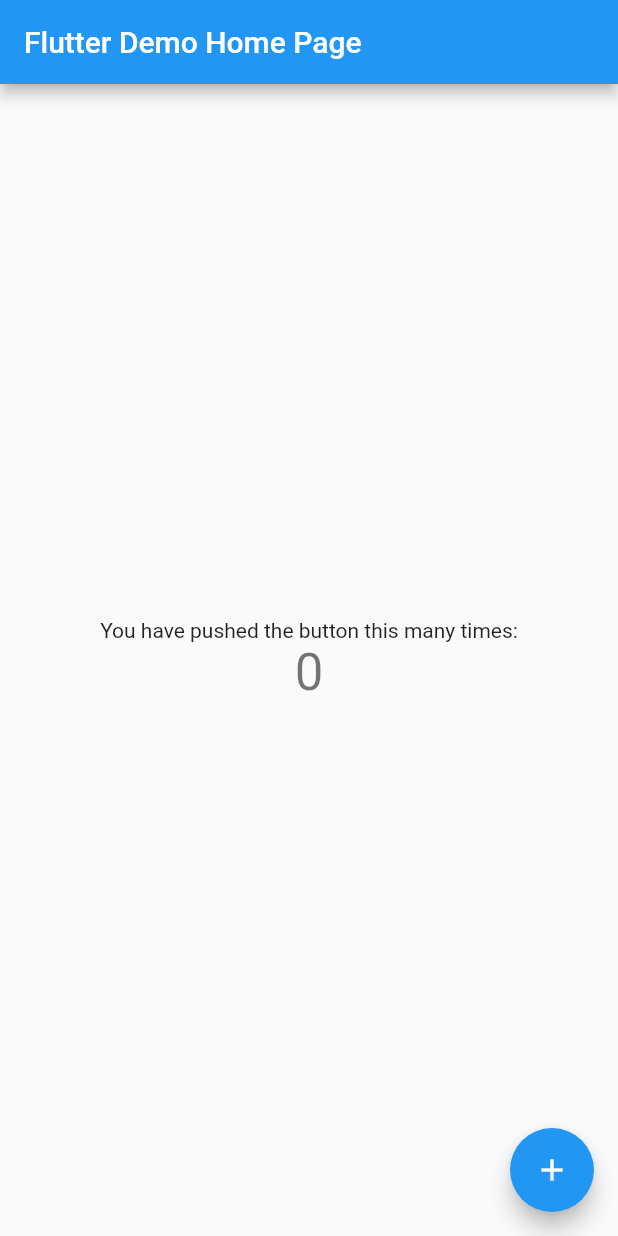
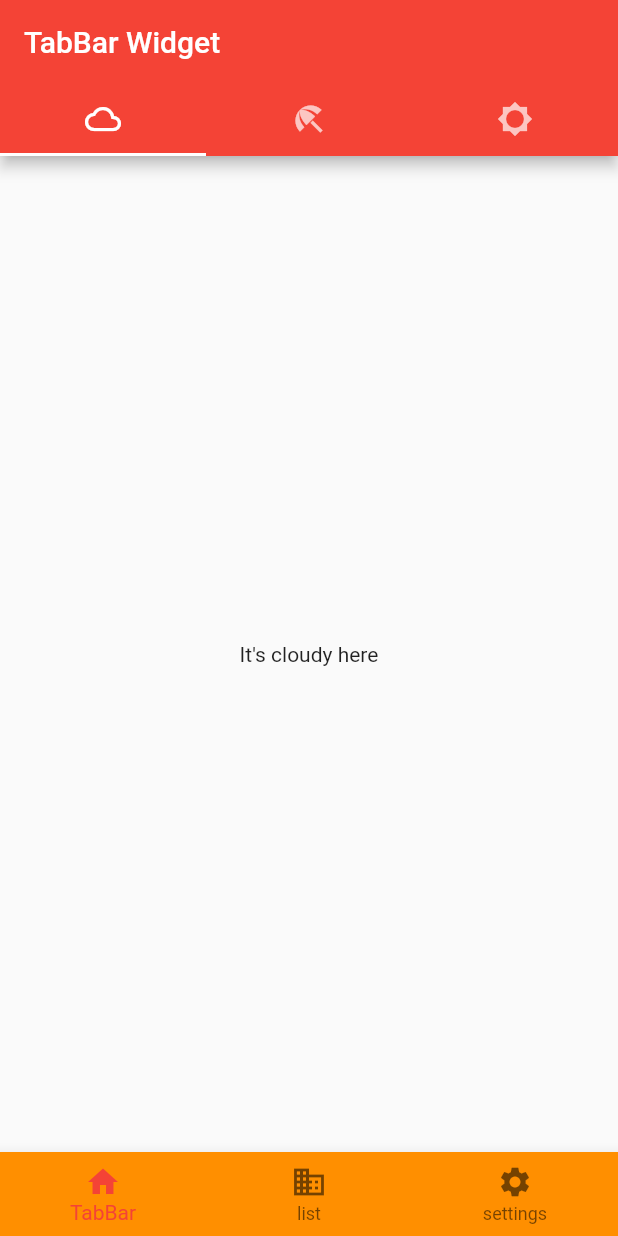
Before and after one commit to yaodonghai/flutter_app_demos, a Flutter app: the screen it shows after launch, on a phone screen of 412 x 824 dp. Run offline on Flutter 3.47's test engine with Material 2 defaults, Android fonts, the phone set to English and light mode, and no system bars.

Commit message:
添加 tab

```diff
--- a/lib/main.dart
+++ b/lib/main.dart
@@ -1,4 +1,5 @@
 import 'package:flutter/material.dart';
+import 'mainPage/MainHomePage.dart';
 
 void main() {
   runApp(MyApp());
@@ -6,67 +7,16 @@ void main() {
 
 class MyApp extends StatelessWidget {
   // This widget is the root of your application.
+
   @override
   Widget build(BuildContext context) {
     return MaterialApp(
       title: 'Flutter Demo',
       theme: ThemeData(
-
-        primarySwatch: Colors.blue,
-
+        primarySwatch: Colors.red,
         visualDensity: VisualDensity.adaptivePlatformDensity,
       ),
-      home: MyHomePage(title: 'Flutter Demo Home Page'),
+      home: MainHomePageFulWidget(),
     );
   }
 }
-
-class MyHomePage extends StatefulWidget {
-  MyHomePage({Key key, this.title}) : super(key: key);
-
-  final String title;
-
-  @override
-  _MyHomePageState createState() => _MyHomePageState();
-}
-
-class _MyHomePageState extends State<MyHomePage> {
-  int _counter = 0;
-
-  void _incrementCounter() {
-    setState(() {
-      _counter++;
-    });
-  }
-
-  @override
-  Widget build(BuildContext context) {
-    return Scaffold(
-      appBar: AppBar(
-
-        title: Text(widget.title),
-      ),
-      body: Center(
-        // Center is a layout widget. It takes a single child and positions it
-        // in the middle of the parent.
-        child: Column(
-          mainAxisAlignment: MainAxisAlignment.center,
-          children: <Widget>[
-            Text(
-              'You have pushed the button this many times:',
-            ),
-            Text(
-              '$_counter',
-              style: Theme.of(context).textTheme.headline4,
-            ),
-          ],
-        ),
-      ),
-      floatingActionButton: FloatingActionButton(
-        onPressed: _incrementCounter,
-        tooltip: 'Increment',
-        child: Icon(Icons.add),
-      ), // This trailing comma makes auto-formatting nicer for build methods.
-    );
-  }
-}
--- /dev/null
+++ b/lib/mainPage/MainHomePage.dart
@@ -0,0 +1,60 @@
+import 'package:flutter/material.dart';
+import 'package:flutter_app_demos/pages/HomePage.dart';
+import 'package:flutter_app_demos/pages/ListPage.dart';
+import 'package:flutter_app_demos/pages/SettingPage.dart';
+
+class MainHomePageFulWidget extends StatefulWidget {
+  @override
+  _MainHomePageFulWidgetState createState() => _MainHomePageFulWidgetState();
+}
+
+class _MainHomePageFulWidgetState extends State<MainHomePageFulWidget> {
+
+  int _selectedIndex = 0;
+
+  static const TextStyle optionStyle =
+  TextStyle(fontSize: 30, fontWeight: FontWeight.bold);
+
+  static const List<BottomNavigationBarItem> items = <BottomNavigationBarItem>[
+
+    BottomNavigationBarItem(
+      icon: Icon(Icons.home),
+      label: 'TabBar'
+    ),
+    BottomNavigationBarItem(
+        icon: Icon(Icons.business),
+        label: 'list'
+    ),
+    BottomNavigationBarItem(
+        icon: Icon(Icons.settings),
+        label: 'settings'
+    ),
+  ];
+
+
+  final _pages = [HomePageContent(), ListPageContent(), SettingPageContent()];
+
+  void _onItemTapped(int index) {
+    print("_onItemTapped");
+    setState(() {
+      _selectedIndex = index;
+    });
+  }
+
+  @override
+  Widget build(BuildContext context) {
+
+    return Scaffold(
+      body: Center(
+        child: _pages.elementAt(_selectedIndex),
+      ),
+
+      bottomNavigationBar: BottomNavigationBar(
+      items: items,
+        currentIndex: _selectedIndex,
+        backgroundColor: Colors.amber[800],
+        onTap: _onItemTapped,
+      ),
+    );
+  }
+}
--- /dev/null
+++ b/lib/pages/HomePage.dart
@@ -0,0 +1,61 @@
+
+import 'package:flutter/material.dart';
+
+class HomePageContent extends StatefulWidget {
+
+  @override
+  _HomePageContentState createState() => _HomePageContentState();
+}
+
+class _HomePageContentState extends State<HomePageContent>  with TickerProviderStateMixin{
+
+  String title;
+
+   TabController _tabController;
+
+  @override
+  void initState() {
+    // TODO: implement initState
+    super.initState();
+    _tabController = TabController(length: 3, vsync: this);
+  }
+
+  @override
+  Widget build(BuildContext context) {
+
+    return Scaffold(
+
+      appBar: AppBar(
+        title: Text('TabBar Widget'),
+        bottom: TabBar(
+          controller: _tabController,
+          tabs:<Widget> [
+            Tab(
+              icon: Icon(Icons.cloud_outlined),
+            ),
+            Tab(
+              icon: Icon(Icons.beach_access_sharp),
+            ),
+            Tab(
+              icon: Icon(Icons.brightness_5_sharp),
+            ),
+          ],
+        ),
+      ),
+      body: TabBarView(
+      controller: _tabController,
+        children: <Widget>[
+          Center(
+            child: Text('It\'s cloudy here'),
+          ),
+          Center(
+            child: Text('It\'s rainy here'),
+          ),
+          Center(
+            child: Text('It\'s sunny here'),
+          ),
+        ],
+      ),
+    );
+  }
+}
--- /dev/null
+++ b/lib/pages/ListPage.dart
@@ -0,0 +1,25 @@
+
+import 'package:flutter/material.dart';
+
+class ListPageContent extends StatefulWidget {
+
+  @override
+  _ListPageContentState createState() => _ListPageContentState();
+}
+
+class _ListPageContentState extends State<ListPageContent> {
+
+  String title;
+
+  @override
+  void initState() {
+    // TODO: implement initState
+    super.initState();
+  }
+  @override
+  Widget build(BuildContext context) {
+    return Text(
+      "list",
+    );
+  }
+}
--- /dev/null
+++ b/lib/pages/SettingPage.dart
@@ -0,0 +1,24 @@
+import 'package:flutter/material.dart';
+
+class SettingPageContent extends StatefulWidget {
+
+  @override
+  _SettingPageContentState createState() => _SettingPageContentState();
+}
+
+class _SettingPageContentState extends State<SettingPageContent> {
+
+  String title;
+
+  @override
+  void initState() {
+    // TODO: implement initState
+    super.initState();
+  }
+  @override
+  Widget build(BuildContext context) {
+    return Text(
+      "setting",
+    );
+  }
+}
```
